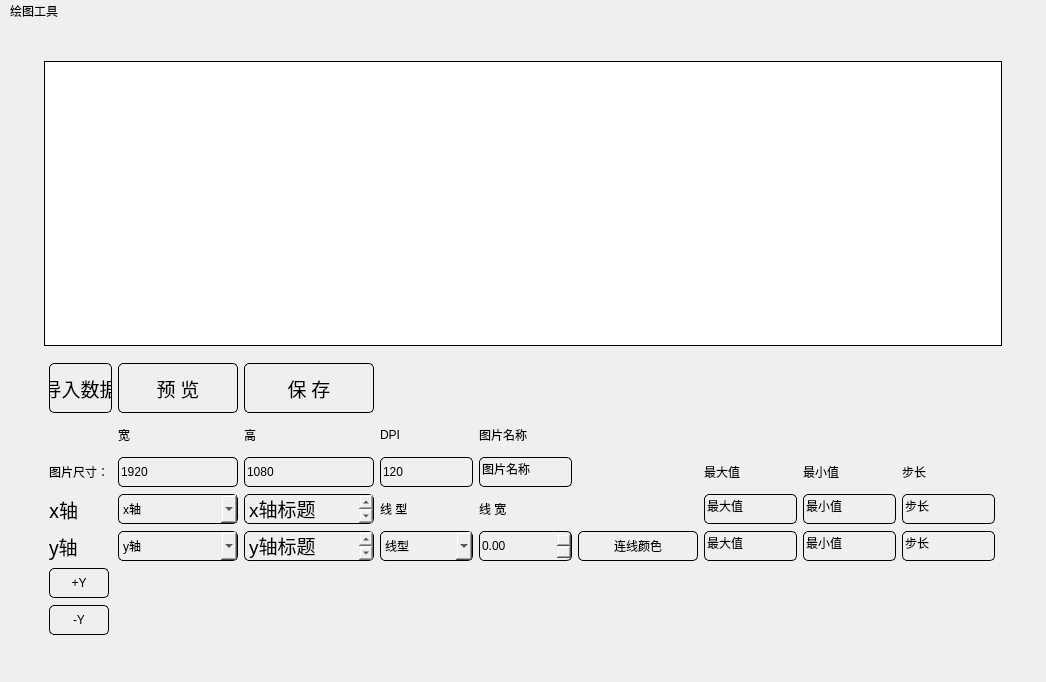
Above: View/layerPaintUI.ui from we1019000306/layerPaint before the change. Below: the same form after it.
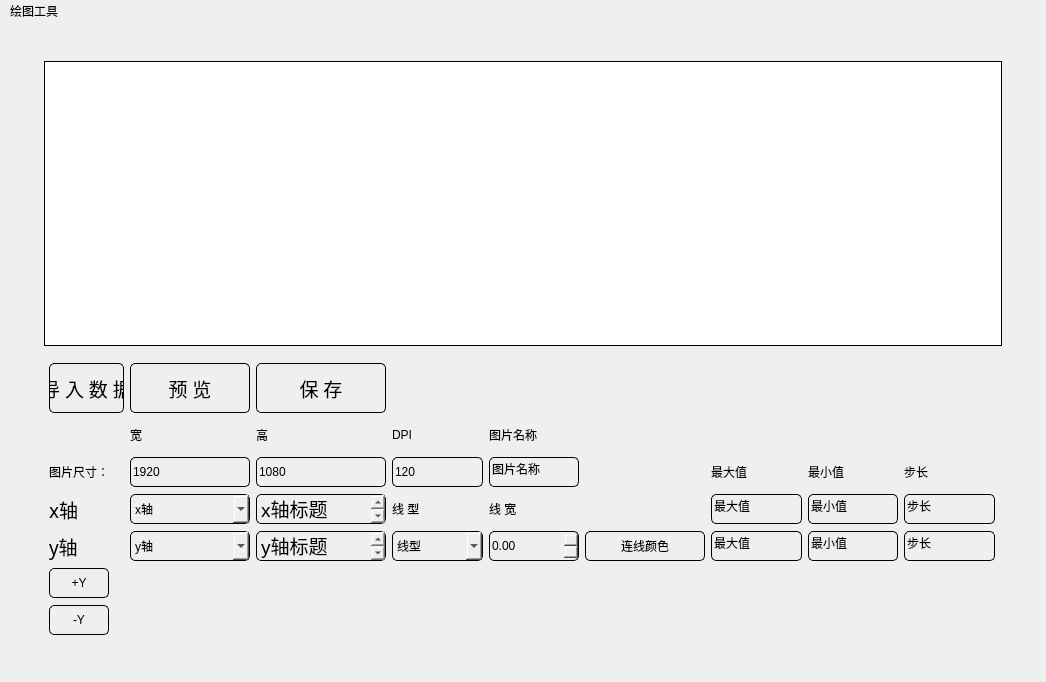
That is the form after the change. Icons and pictures are not drawn.

Commit message: modify tableView vertical expanding

```diff
--- a/View/layerPaintUI.ui
+++ b/View/layerPaintUI.ui
@@ -808,7 +808,7 @@
 border: 1px solid #000</string>
            </property>
            <property name="text">
-            <string>导入数据</string>
+            <string>导 入 数 据</string>
            </property>
            <property name="icon">
             <iconset>
```
